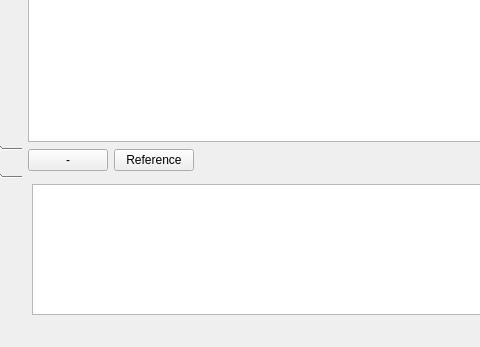
Qt form astrostack/AstroStack.ui (mickolaine/mosstack) before a commit; both pictures show x 197 to 677 and y 510 to 857 of the 1072 by 857 pixel window.
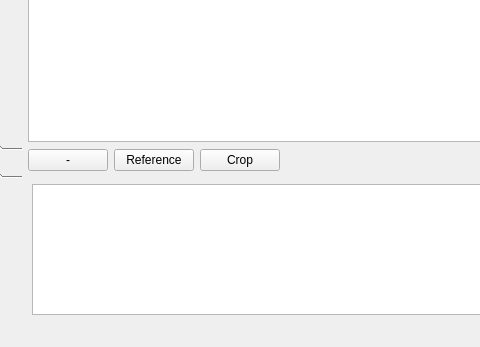
The same form after that commit. The open tabs and pages were chosen to show the change. Icons and pictures are not drawn.

Commit message: Cropping works somewhat on GUI. Coordinates might need to be changed to x_max - x

Diff of the .ui file:
```diff
--- a/astrostack/AstroStack.ui
+++ b/astrostack/AstroStack.ui
@@ -665,6 +665,13 @@
             </property>
            </widget>
           </item>
+          <item>
+           <widget class="QPushButton" name="pushButtonCrop">
+            <property name="text">
+             <string>Crop</string>
+            </property>
+           </widget>
+          </item>
           <item>
            <spacer name="horizontalSpacer">
             <property name="orientation">
```
Left out of the diff: 2 changed lines with no effect on the pictures. The commit also changes 6 other files.
